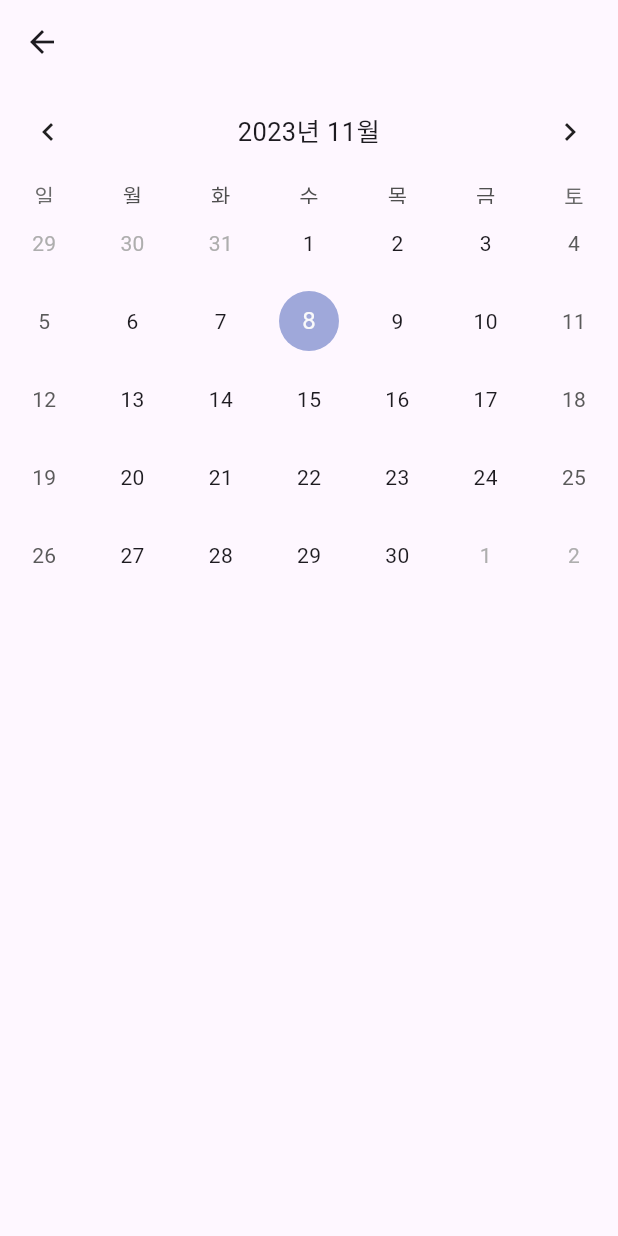
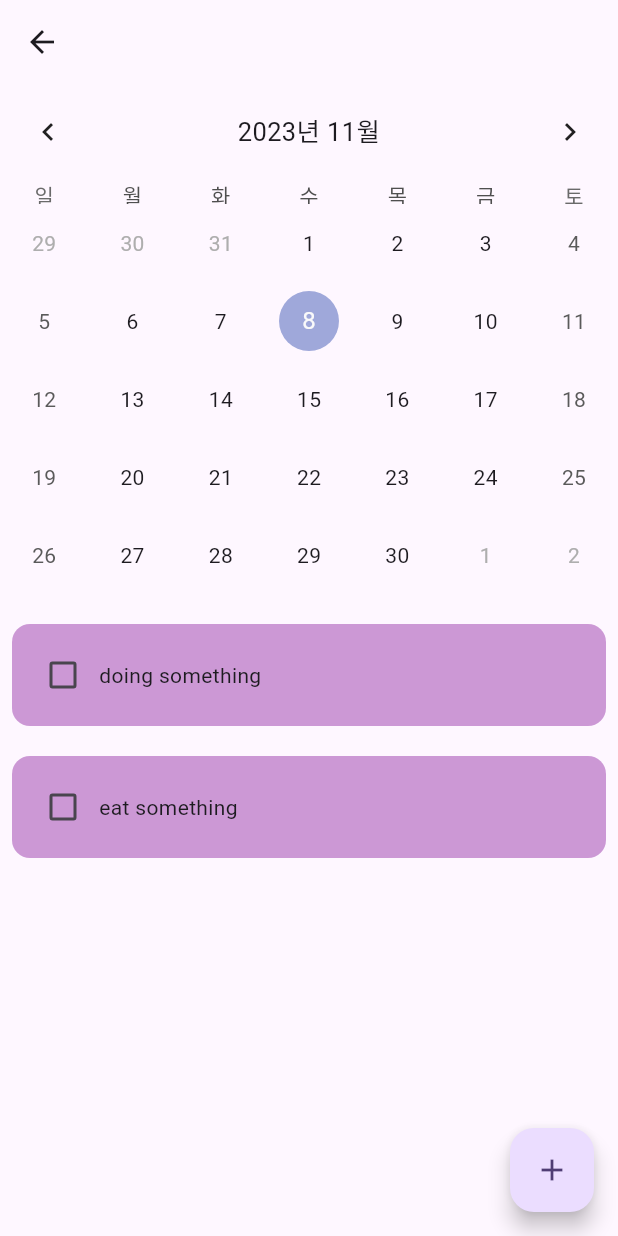
Before and after one commit to H1Won/flutter_t, a Flutter app: the ThirdScreen screen opened by its route, on a phone screen of 412 x 824 dp. Run offline on Flutter 3.47's test engine with Material 2 defaults, Android fonts, the phone set to English and light mode, and no system bars; drawn by our look-alikes of flutter_slidable, table_calendar; our stand-ins replace get; missing offline and left inert: dart:ffi.

Commit message:
calender+todo

```diff
--- a/lib/screens/ThirdScreen.dart
+++ b/lib/screens/ThirdScreen.dart
@@ -1,14 +1,72 @@
 import 'package:flutter/cupertino.dart';
 import 'package:flutter/material.dart';
 import 'package:table_calendar/table_calendar.dart';
+import 'package:test_1/utill/dialog_box.dart';
+import 'package:test_1/utill/todo_tile.dart';
 
-class ThirdScreen extends StatelessWidget {
+class ThirdScreen extends StatefulWidget {
   const ThirdScreen({Key? key}) : super(key: key);
+
+  State<ThirdScreen> createState()=> ThirdScreenState();
+}
+
+class ThirdScreenState extends State<ThirdScreen>{
+
+  //text controller
+  final _controller= TextEditingController();
+
+
+  List toDoList =[
+    ["doing something",false],
+    ["eat something", false]
+
+  ];
+
+  //DateTime focusedDay= DateTime.now();
+
+  void checkBoxChanged(bool? value, int index){
+    setState(() {
+      toDoList[index][1] =!toDoList[index][1];
+    });
+  }
+
+  //add new task
+  void saveNewTask(){
+    setState(() {
+      toDoList.add([_controller.text, false]);
+      _controller.clear();
+    });
+    Navigator.of(context).pop();
+    }
+
+  //create a new task
+  void createNewTask() {
+    showDialog(
+      context: context,
+       builder: (context){
+        return DialogBox(
+          controller: _controller,
+          onSave: saveNewTask,
+          onCancel: () => Navigator.of(context).pop()
+        );
+       }
+      );
+  }
+
+  void deleteTask(int index){
+    setState(() {
+      toDoList.removeAt(index);
+    });
+  }
+
 
   @override
   Widget build(BuildContext context) {
     return Scaffold(
       appBar: AppBar(),
+      floatingActionButton: FloatingActionButton(
+        onPressed: createNewTask,
+        child: Icon(Icons.add),),
       body: Column(
         children: [
           TableCalendar(
@@ -20,6 +78,18 @@ class ThirdScreen extends StatelessWidget {
             titleCentered: true,
             formatButtonVisible: false,
           )),
+          Expanded(
+            child: ListView.builder(
+              itemCount: toDoList.length,
+              itemBuilder:(context, index) {
+                return ToDoTile(
+                  taskName: toDoList[index][0],
+                 taskCompleted: toDoList[index][1],
+                  onChanged:(value) => checkBoxChanged(value,index),
+                  deleteFunction: (context) => deleteTask(index),);
+              },
+            ),
+          )
         ],
       ),
     );
--- a/lib/utill/todo_tile.dart
+++ b/lib/utill/todo_tile.dart
@@ -17,7 +17,7 @@ class ToDoTile extends StatelessWidget {
   @override
   Widget build(BuildContext context) {
     return Padding(
-      padding: const EdgeInsets.all(15.0),
+      padding: const EdgeInsets.only(left: 8,right: 8,top: 20,bottom: 0),
       child: Slidable(
         endActionPane: ActionPane(
           motion: StretchMotion(),
@@ -31,7 +31,7 @@ class ToDoTile extends StatelessWidget {
 
         ),
         child: Container(
-          padding: EdgeInsets.all(20),
+          padding: EdgeInsets.all(10),
           child: Row(
             children: [
 
```
Also changed, not shown: lib/screens/DiaryScreen.dart (+3 -4 lines).
